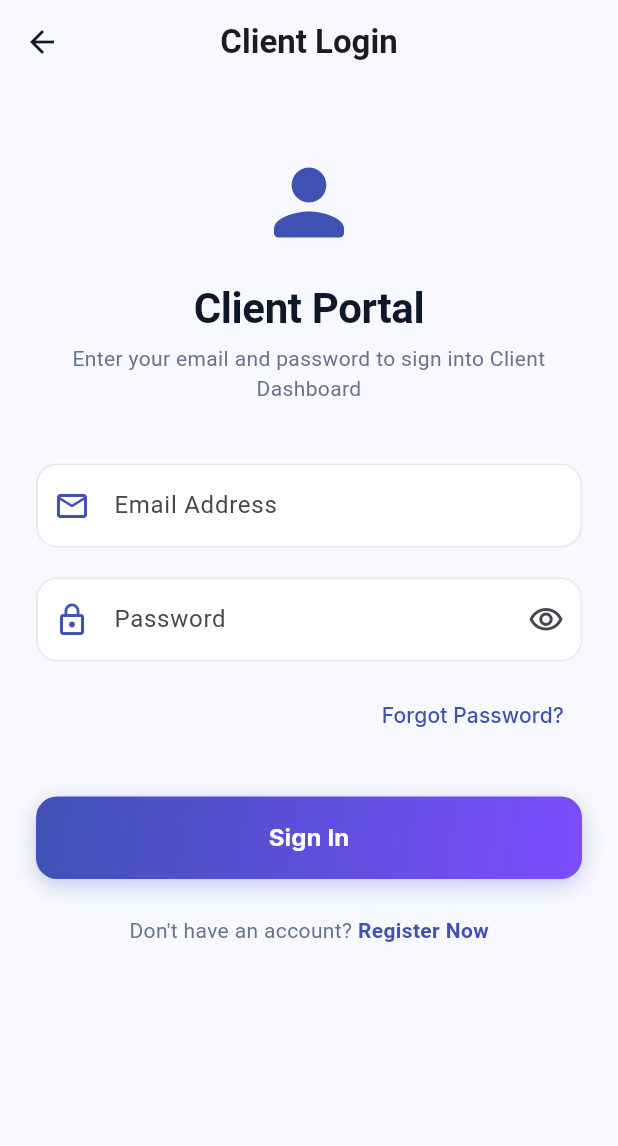
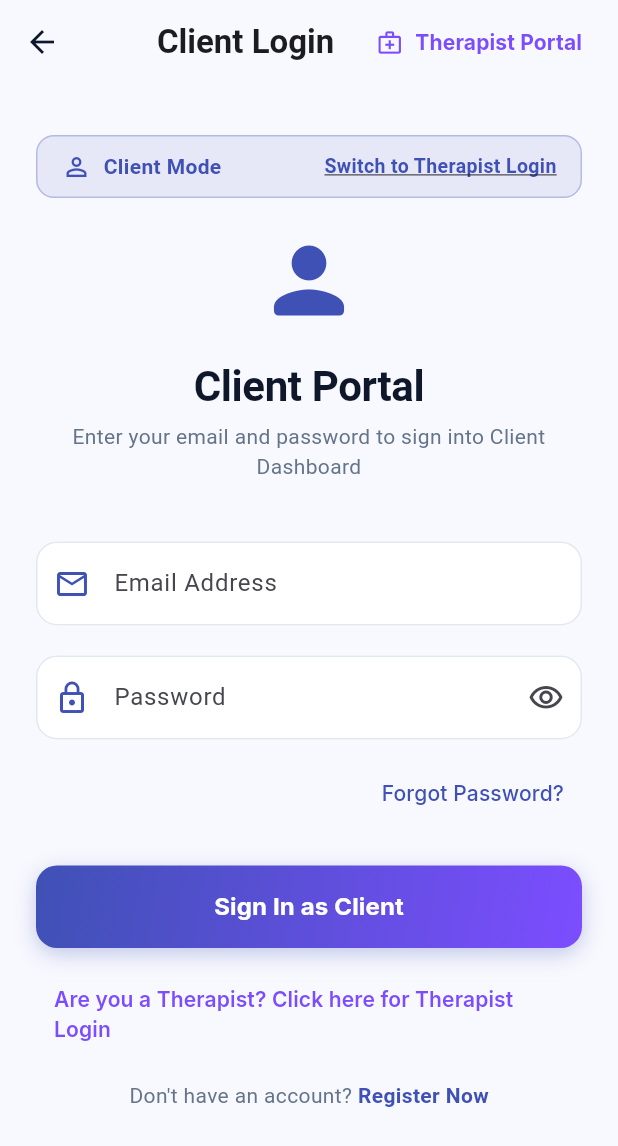
Before and after one commit to aishvaryak47/PDD, a Flutter app: the screen it shows after launch, after a tap on "Skip", after a tap on "I am a Client", on a phone screen of 412 x 824 dp. Shown: the top 1146 px of the screen. Run offline on Flutter 3.47's test engine with Material 3 defaults, Android fonts, the phone set to English and light mode, and no system bars; our stand-ins replace dio, fl_chart, flutter_animate, flutter_riverpod, go_router, google_fonts and 1 more.

Commit message:
Add Therapist Login role switcher and portal navigation in mobile & web app

```diff
--- a/lib/features/auth/presentation/screens/login_screen.dart
+++ b/lib/features/auth/presentation/screens/login_screen.dart
@@ -52,7 +52,29 @@ class _LoginScreenState extends ConsumerState<LoginScreen> {
     final isTherapist = widget.role == 'therapist';
 
     return Scaffold(
-      appBar: AppBar(title: Text(isTherapist ? 'Therapist Login' : 'Client Login')),
+      appBar: AppBar(
+        title: Text(isTherapist ? 'Therapist Login' : 'Client Login'),
+        actions: [
+          TextButton.icon(
+            onPressed: () {
+              context.go('/login?role=${isTherapist ? 'client' : 'therapist'}');
+            },
+            icon: Icon(
+              isTherapist ? Icons.person_outline : Icons.medical_services_outlined,
+              size: 18,
+              color: isTherapist ? AppColors.primaryIndigo : AppColors.primaryPurple,
+            ),
+            label: Text(
+              isTherapist ? 'Client Portal' : 'Therapist Portal',
+              style: TextStyle(
+                fontWeight: FontWeight.bold,
+                color: isTherapist ? AppColors.primaryIndigo : AppColors.primaryPurple,
+              ),
+            ),
+          ),
+          const SizedBox(width: 8),
+        ],
+      ),
       body: SafeArea(
         child: SingleChildScrollView(
           padding: const EdgeInsets.all(24.0),
@@ -61,6 +83,54 @@ class _LoginScreenState extends ConsumerState<LoginScreen> {
             child: Column(
               crossAxisAlignment: CrossAxisAlignment.stretch,
               children: [
+                const SizedBox(height: 10),
+                // Prominent Role Banner / Switcher
+                Container(
+                  padding: const EdgeInsets.symmetric(horizontal: 16, vertical: 10),
+                  decoration: BoxDecoration(
+                    color: (isTherapist ? AppColors.primaryPurple : AppColors.primaryIndigo).withValues(alpha: 0.1),
+                    borderRadius: BorderRadius.circular(12),
+                    border: Border.all(
+                      color: (isTherapist ? AppColors.primaryPurple : AppColors.primaryIndigo).withValues(alpha: 0.3),
+                    ),
+                  ),
+                  child: Row(
+                    mainAxisAlignment: MainAxisAlignment.spaceBetween,
+                    children: [
+                      Row(
+                        children: [
+                          Icon(
+                            isTherapist ? Icons.medical_services_outlined : Icons.person_outline,
+                            color: isTherapist ? AppColors.primaryPurple : AppColors.primaryIndigo,
+                            size: 20,
+                          ),
+                          const SizedBox(width: 8),
+                          Text(
+                            isTherapist ? 'Therapist Mode' : 'Client Mode',
+                            style: TextStyle(
+                              fontWeight: FontWeight.bold,
+                              color: isTherapist ? AppColors.primaryPurple : AppColors.primaryIndigo,
+                            ),
+                          ),
+                        ],
+                      ),
+                      InkWell(
+                        onTap: () {
+                          context.go('/login?role=${isTherapist ? 'client' : 'therapist'}');
+                        },
+                        child: Text(
+                          isTherapist ? 'Switch to Client Login' : 'Switch to Therapist Login',
+                          style: TextStyle(
+                            fontSize: 13,
+                            fontWeight: FontWeight.w600,
+                            decoration: TextDecoration.underline,
+                            color: isTherapist ? AppColors.primaryPurple : AppColors.primaryIndigo,
+                          ),
+                        ),
+                      ),
+                    ],
+                  ),
+                ),
                 const SizedBox(height: 20),
                 Icon(
                   isTherapist ? Icons.medical_services_rounded : Icons.person_rounded,
@@ -83,7 +153,7 @@ class _LoginScreenState extends ConsumerState<LoginScreen> {
                 CustomTextField(
                   controller: _emailController,
                   labelText: 'Email Address',
-                  hintText: isTherapist ? 'e.g. aishu@psynova.com' : 'e.g. client@gmail.com',
+                  hintText: isTherapist ? 'e.g. aishu@psynova.com or dr.jenkins@psynova.com' : 'e.g. client@gmail.com',
                   prefixIcon: Icons.email_outlined,
                   keyboardType: TextInputType.emailAddress,
                   validator: (val) => val == null || val.trim().isEmpty ? 'Please enter your email' : null,
@@ -109,13 +179,31 @@ class _LoginScreenState extends ConsumerState<LoginScreen> {
                     child: const Text('Forgot Password?'),
                   ),
                 ),
-                const SizedBox(height: 30),
+                const SizedBox(height: 24),
                 CustomButton(
-                  text: 'Sign In',
+                  text: isTherapist ? 'Sign In as Therapist' : 'Sign In as Client',
                   isLoading: authState.isLoading,
                   onPressed: _handleLogin,
                 ),
-                const SizedBox(height: 24),
+                const SizedBox(height: 16),
+                Center(
+                  child: TextButton(
+                    onPressed: () {
+                      context.go('/login?role=${isTherapist ? "client" : "therapist"}');
+                    },
+                    child: Text(
+                      isTherapist
+                          ? 'Are you a Client? Click here to switch to Client Login'
+                          : 'Are you a Therapist? Click here for Therapist Login',
+                      style: TextStyle(
+                        fontSize: 14,
+                        fontWeight: FontWeight.w600,
+                        color: isTherapist ? AppColors.primaryIndigo : AppColors.primaryPurple,
+                      ),
+                    ),
+                  ),
+                ),
+                const SizedBox(height: 16),
                 Row(
                   mainAxisAlignment: MainAxisAlignment.center,
                   children: [
@@ -129,8 +217,10 @@ class _LoginScreenState extends ConsumerState<LoginScreen> {
                         }
                       },
                       child: Text(
-                        'Register Now',
-                        style: TextStyle(fontWeight: FontWeight.bold, color: isTherapist ? AppColors.primaryPurple : AppColors.primaryIndigo),
+                        isTherapist ? 'Register as Therapist' : 'Register Now',
+                        style: TextStyle(
+                            fontWeight: FontWeight.bold,
+                            color: isTherapist ? AppColors.primaryPurple : AppColors.primaryIndigo),
                       ),
                     ),
                   ],
```
